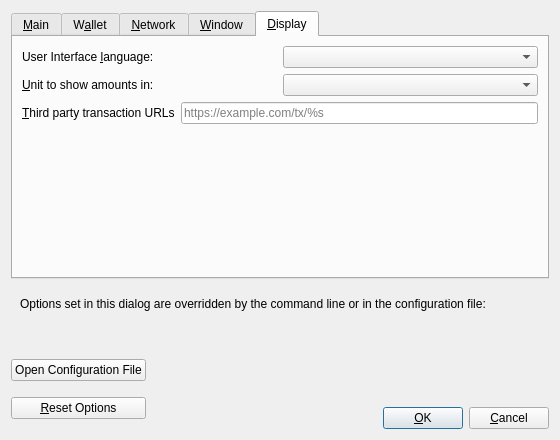
Above: src/qt/forms/optionsdialog.ui from sweetlove56/groestlcoin before the change. Below: the same form after it.
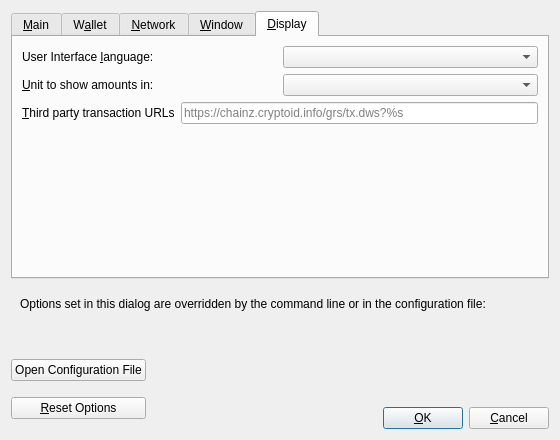
That is the form after the change. The open tabs and pages were chosen to show the change. Custom widgets are drawn as their Qt base class.

Diff of the .ui file:
```diff
--- a/src/qt/forms/optionsdialog.ui
+++ b/src/qt/forms/optionsdialog.ui
@@ -686,7 +686,7 @@
             <string>Third party URLs (e.g. a block explorer) that appear in the transactions tab as context menu items. %s in the URL is replaced by transaction hash. Multiple URLs are separated by vertical bar |.</string>
            </property>
            <property name="placeholderText">
-            <string notr="true">https://example.com/tx/%s</string>
+            <string notr="true">https://chainz.cryptoid.info/grs/tx.dws?%s</string>
            </property>
           </widget>
          </item>
```
